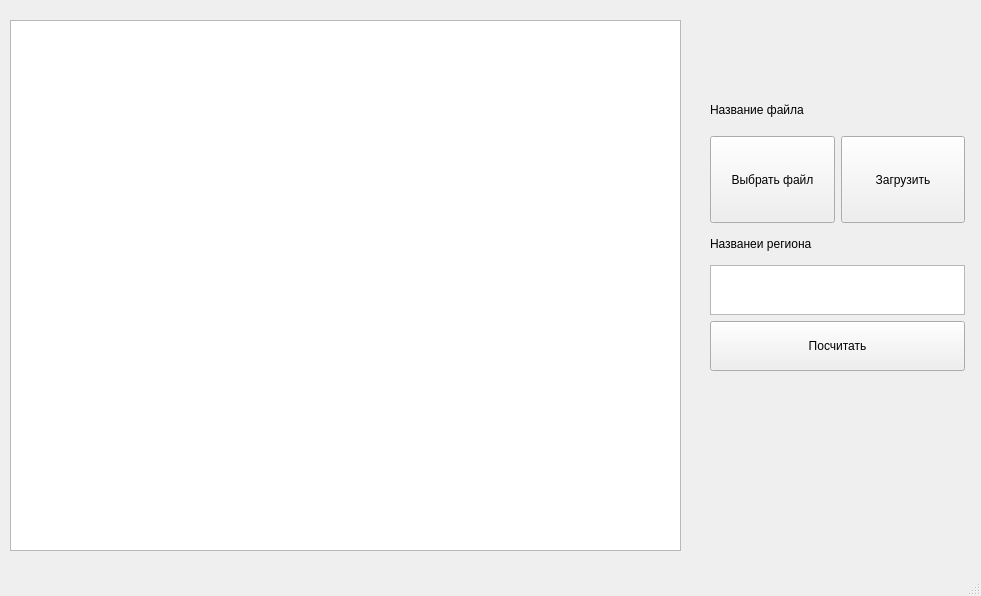
Above: Lab2/mainwindow.ui from GoncharovV/Labs-BMSTU_2 before the change. Below: the same form after it.
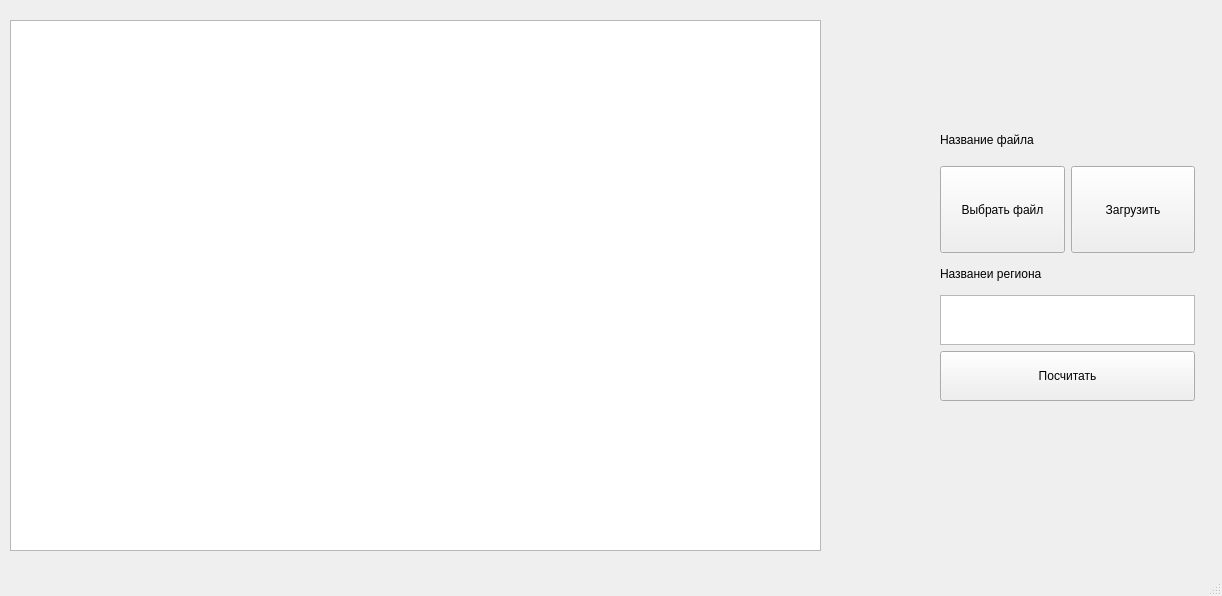
That is the form after the change.

Commit message: Программа теперь открывает таблицу

The edit to the form file:
```diff
--- a/Lab2/mainwindow.ui
+++ b/Lab2/mainwindow.ui
@@ -6,7 +6,7 @@
    <rect>
     <x>0</x>
     <y>0</y>
-    <width>981</width>
+    <width>1222</width>
     <height>596</height>
    </rect>
   </property>
@@ -17,8 +17,8 @@
    <widget class="QWidget" name="verticalLayoutWidget_2">
     <property name="geometry">
      <rect>
-      <x>710</x>
-      <y>90</y>
+      <x>940</x>
+      <y>120</y>
       <width>255</width>
       <height>281</height>
      </rect>
@@ -126,7 +126,7 @@
      <rect>
       <x>10</x>
       <y>20</y>
-      <width>671</width>
+      <width>811</width>
       <height>531</height>
      </rect>
     </property>
```
Left out of the diff: 2 changed lines with no effect on the pictures. The commit also changes 2 other files.
